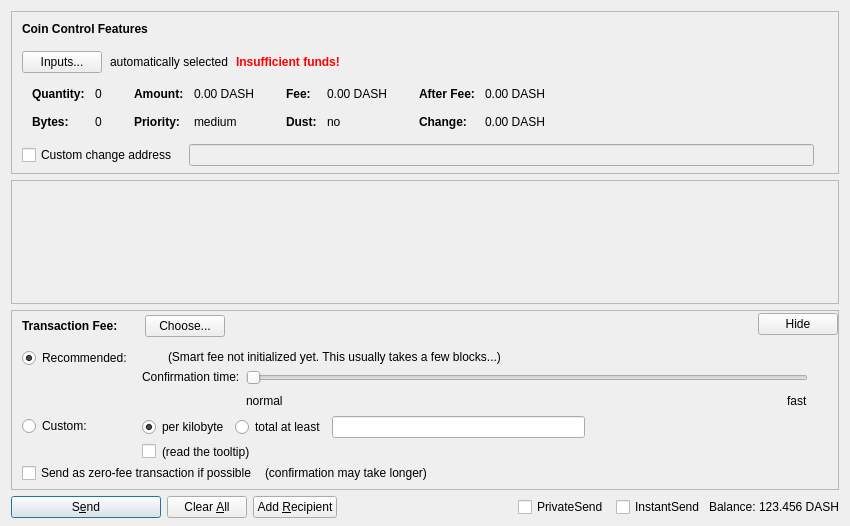
First picture: the form in src/qt/forms/sendcoinsdialog.ui, repository adm2018/curium, before the edit.
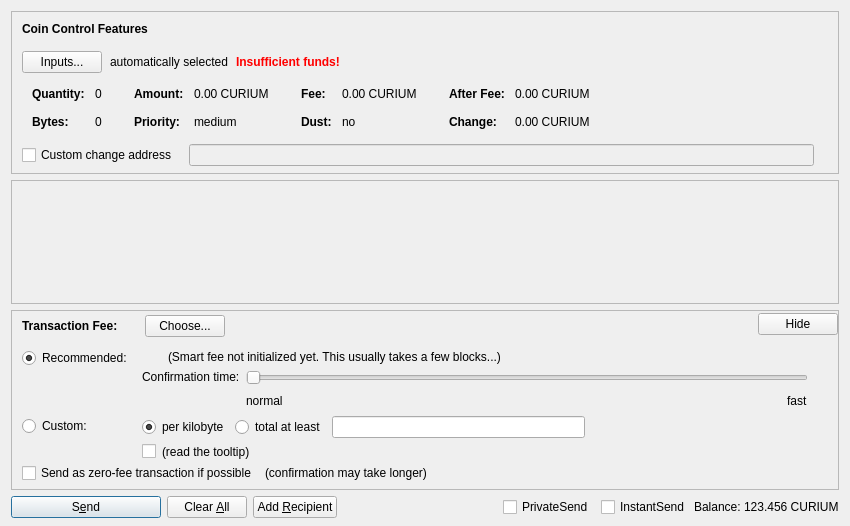
Second picture: the form after the edit. Custom widgets are drawn as their Qt base class.

Commit message: Updated Dash related stuff to Curium

```diff
--- a/src/qt/forms/sendcoinsdialog.ui
+++ b/src/qt/forms/sendcoinsdialog.ui
@@ -324,7 +324,7 @@
                   <enum>Qt::ActionsContextMenu</enum>
                  </property>
                  <property name="text">
-                  <string notr="true">0.00 DASH</string>
+                  <string notr="true">0.00 CURIUM</string>
                  </property>
                  <property name="textInteractionFlags">
                   <set>Qt::LinksAccessibleByMouse|Qt::TextSelectableByKeyboard|Qt::TextSelectableByMouse</set>
@@ -404,7 +404,7 @@
                   <enum>Qt::ActionsContextMenu</enum>
                  </property>
                  <property name="text">
-                  <string notr="true">0.00 DASH</string>
+                  <string notr="true">0.00 CURIUM</string>
                  </property>
                  <property name="textInteractionFlags">
                   <set>Qt::LinksAccessibleByMouse|Qt::TextSelectableByKeyboard|Qt::TextSelectableByMouse</set>
@@ -484,7 +484,7 @@
                   <enum>Qt::ActionsContextMenu</enum>
                  </property>
                  <property name="text">
-                  <string notr="true">0.00 DASH</string>
+                  <string notr="true">0.00 CURIUM</string>
                  </property>
                  <property name="textInteractionFlags">
                   <set>Qt::LinksAccessibleByMouse|Qt::TextSelectableByKeyboard|Qt::TextSelectableByMouse</set>
@@ -513,7 +513,7 @@
                   <enum>Qt::ActionsContextMenu</enum>
                  </property>
                  <property name="text">
-                  <string notr="true">0.00 DASH</string>
+                  <string notr="true">0.00 CURIUM</string>
                  </property>
                  <property name="textInteractionFlags">
                   <set>Qt::LinksAccessibleByMouse|Qt::TextSelectableByKeyboard|Qt::TextSelectableByMouse</set>
@@ -1366,7 +1366,7 @@
           <cursorShape>IBeamCursor</cursorShape>
          </property>
          <property name="text">
-          <string notr="true">123.456 DASH</string>
+          <string notr="true">123.456 CURIUM</string>
          </property>
          <property name="textInteractionFlags">
           <set>Qt::LinksAccessibleByMouse|Qt::TextSelectableByKeyboard|Qt::TextSelectableByMouse</set>
```
Left out of the diff: 10 changed lines with no effect on the pictures. The commit also changes 372 other files.
